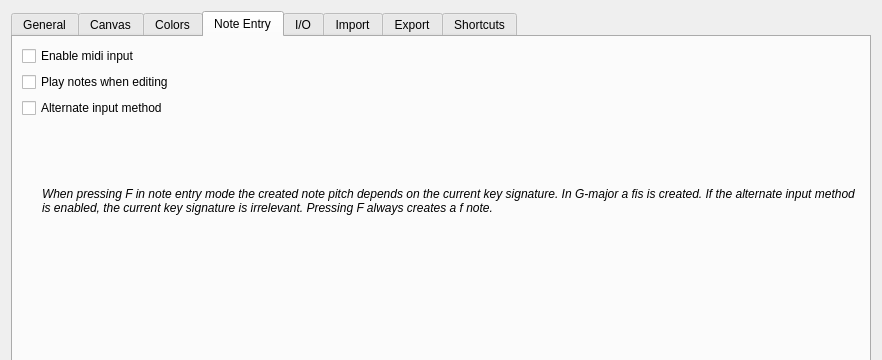
Before: the Qt Designer form mscore/mscore/prefsdialog.ui in musescore/musescore-old, drawn with Qt 5; both pictures show x 0 to 882 and y 0 to 360 of the 882 by 704 pixel window.
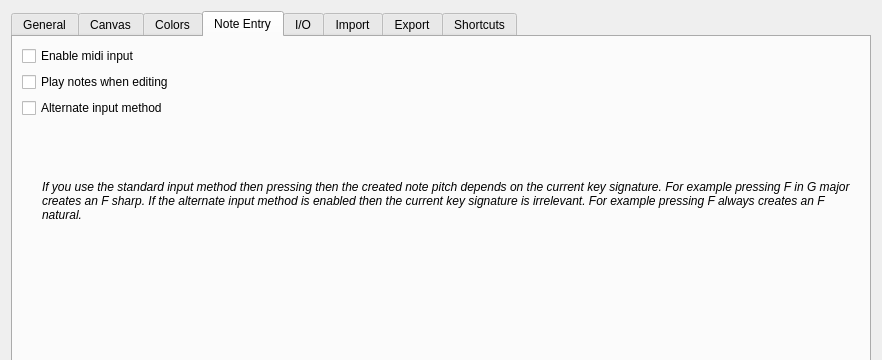
After: the same form once the commit is applied. The open tabs and pages were chosen to show the change. Icons and pictures are not drawn. Custom widgets are drawn as their Qt base class.

Commit message: UI text fixes (English)

```diff
--- a/mscore/mscore/prefsdialog.ui
+++ b/mscore/mscore/prefsdialog.ui
@@ -998,7 +998,7 @@
           </font>
          </property>
          <property name="text" >
-          <string>When pressing F in note entry mode the created note pitch depends on the current key signature. In G-major a fis is created. If the alternate input method is enabled, the current key signature is irrelevant. Pressing F always creates a f note.</string>
+          <string>If you use the standard input method then pressing then the created note pitch depends on the current key signature. For example pressing F in G major creates an F sharp. If the alternate input method is enabled then the current key signature is irrelevant. For example pressing F always creates an F natural.</string>
          </property>
          <property name="wordWrap" >
           <bool>true</bool>
```
The commit also changes 4 other files.
